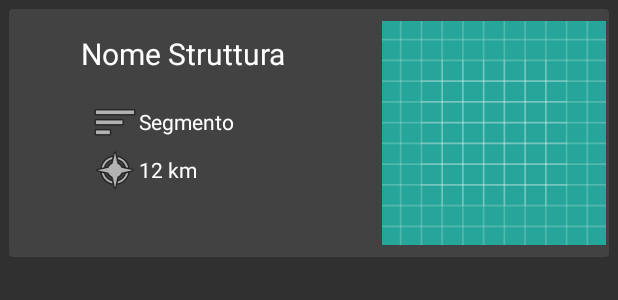
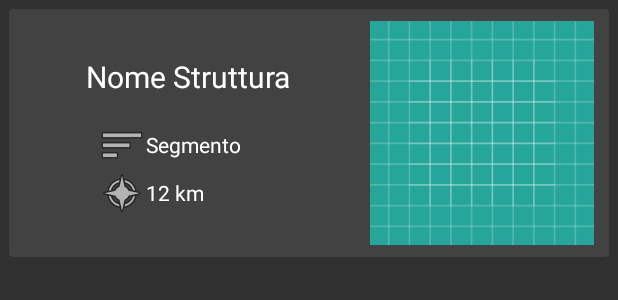
Before and after one commit to Chelsearoseeify/Touchy, an Android app: the layout structure_info_cardview.xml on its own in the app's theme, with its tools: preview values and no code run, on a phone screen of 412 x 824 dp. Shown: the top 300 px of the screen. Run offline under Robolectric (Android 15) with nearby library versions, the phone set to English and light mode, and no system bars; network calls fail.

Commit message:
Added RecyclerView instead of a ListView

```diff
--- a/app/src/main/java/com/example/selen/touch/helper/cursor_adapter/GeoCursorAdapter.java
+++ b/app/src/main/java/com/example/selen/touch/helper/cursor_adapter/GeoCursorAdapter.java
@@ -35,7 +35,7 @@ public class GeoCursorAdapter extends CursorAdapter{
     @Override
     public void bindView(View view, Context context, Cursor cursor) {
 
-        ImageView structureImage = (ImageView) view.findViewById(R.id.imageViewStructure);
+        ImageView structureImage = (ImageView) view.findViewById(R.id.imageView);
 
         //loading the image
         Glide.with(mCtx)
--- a/app/src/main/res/layout/structure_info_cardview.xml
+++ b/app/src/main/res/layout/structure_info_cardview.xml
@@ -3,10 +3,11 @@
     xmlns:android="http://schemas.android.com/apk/res/android"
     xmlns:app="http://schemas.android.com/apk/res-auto"
     xmlns:tools="http://schemas.android.com/tools"
-    android:layout_width="fill_parent"
+    android:layout_width="match_parent"
     android:layout_height="wrap_content"
     android:orientation="vertical"
-    android:padding="6dip" >
+    android:padding="6dp" >
+
 
     <android.support.v7.widget.CardView
 
@@ -17,20 +18,49 @@
             android:layout_width="match_parent"
             android:layout_height="match_parent">
 
+            <LinearLayout
+                android:id="@+id/linearLayout"
+                android:layout_width="wrap_content"
+                android:layout_height="wrap_content"
+                android:layout_marginBottom="8dp"
+                android:layout_marginEnd="8dp"
+                android:layout_marginStart="8dp"
+                android:layout_marginTop="8dp"
+                android:orientation="vertical"
+                app:layout_constraintBottom_toBottomOf="parent"
+                app:layout_constraintEnd_toStartOf="@+id/imageView"
+                app:layout_constraintStart_toStartOf="parent"
+                app:layout_constraintTop_toTopOf="parent">
+
                 <TextView
-                android:id="@+id/struttura"
+                    android:id="@+id/textViewTitle"
                     android:layout_width="wrap_content"
                     android:layout_height="wrap_content"
                     android:layout_marginEnd="8dp"
                     android:layout_marginStart="8dp"
                     android:layout_marginTop="16dp"
                     android:text="Nome Struttura"
+                    android:textColor="#ffffff"
                     android:textSize="20sp"
-                android:textColor="#ffffff"
                     app:layout_constraintEnd_toEndOf="parent"
                     app:layout_constraintHorizontal_bias="0.161"
                     app:layout_constraintStart_toStartOf="parent"
                     app:layout_constraintTop_toTopOf="parent" />
+
+                <LinearLayout
+                    android:layout_width="wrap_content"
+                    android:layout_height="wrap_content"
+                    android:layout_marginBottom="4dp"
+                    android:layout_marginEnd="8dp"
+                    android:layout_marginStart="8dp"
+                    android:layout_marginTop="8dp"
+                    android:orientation="vertical"
+                    app:layout_constraintBottom_toBottomOf="parent"
+                    app:layout_constraintEnd_toEndOf="parent"
+                    app:layout_constraintHorizontal_bias="0.169"
+                    app:layout_constraintStart_toStartOf="parent"
+                    app:layout_constraintTop_toTopOf="parent"
+                    app:layout_constraintVertical_bias="0.63">
 
                     <LinearLayout
                         android:id="@+id/linearLayoutSegment"
@@ -38,7 +68,7 @@
                         android:layout_height="wrap_content"
                         android:layout_marginEnd="8dp"
                         android:layout_marginStart="8dp"
-                android:layout_marginTop="16dp"
+                        android:layout_marginTop="8dp"
                         android:orientation="horizontal"
                         app:layout_constraintEnd_toEndOf="parent"
                         app:layout_constraintHorizontal_bias="0.162"
@@ -55,14 +85,14 @@
                             tools:layout_editor_absoluteY="59dp" />
 
                         <TextView
-                    android:id="@+id/segmento"
+                            android:id="@+id/textViewSegment"
                             android:layout_width="match_parent"
                             android:layout_height="wrap_content"
                             android:layout_above="@+id/textView2"
                             android:layout_alignLeft="@+id/categoria"
                             android:layout_gravity="center"
+                            android:text="Segmento"
                             android:textColor="#ffffff"
-                    android:text="Segmento"
                             tools:layout_editor_absoluteX="93dp"
                             tools:layout_editor_absoluteY="66dp" />
                     </LinearLayout>
@@ -104,19 +134,21 @@
 
                     </LinearLayout>
 
+                </LinearLayout>
+
+            </LinearLayout>
+
+
             <ImageView
-                android:id="@+id/imageViewStructure"
+                android:id="@+id/imageView"
                 android:layout_width="153dp"
                 android:layout_height="149dp"
                 android:layout_marginBottom="8dp"
-                android:layout_marginStart="8dp"
+                android:layout_marginEnd="8dp"
                 android:layout_marginTop="8dp"
                 app:layout_constraintBottom_toBottomOf="parent"
                 app:layout_constraintEnd_toEndOf="parent"
-                app:layout_constraintHorizontal_bias="1.0"
-                app:layout_constraintStart_toStartOf="parent"
                 app:layout_constraintTop_toTopOf="parent"
-                app:layout_constraintVertical_bias="0.466"
                 app:srcCompat="@drawable/ic_launcher_background" />
 
 
```
Also changed, not shown: app/src/main/java/com/example/selen/touch/CategoryChosenActivity.java (+46 -4 lines), app/src/main/java/com/example/selen/touch/Structure.java (+20 -14 lines), app/src/main/java/com/example/selen/touch/StructuresListAdapter.java (added, +69 -0 lines), app/src/main/java/com/example/selen/touch/helper/adapter/GeoAdapter.java (+7 -0 lines), app/src/main/res/layout/main.xml (+15 -0 lines), app/src/main/res/layout/structure_list.xml (added, +57 -0 lines). Lines whose indentation alone changed are shown as unchanged.
